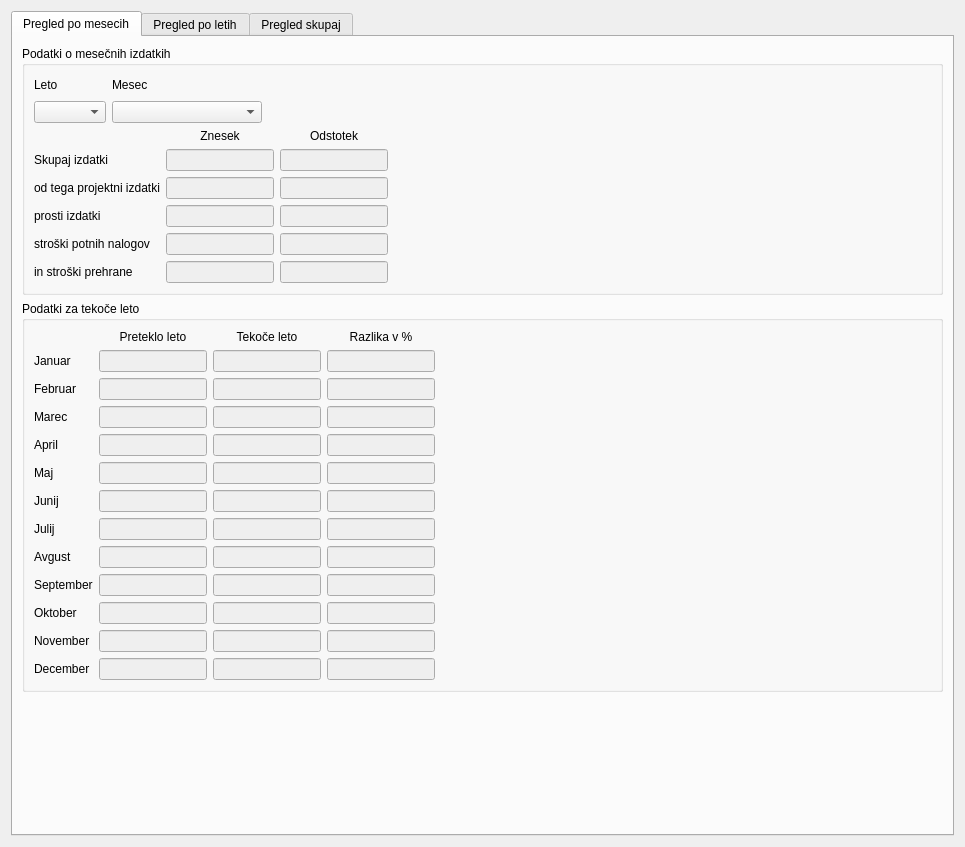
Old version of the form wid_izdatki.ui in the repository bubi-luka/BubiRacun.
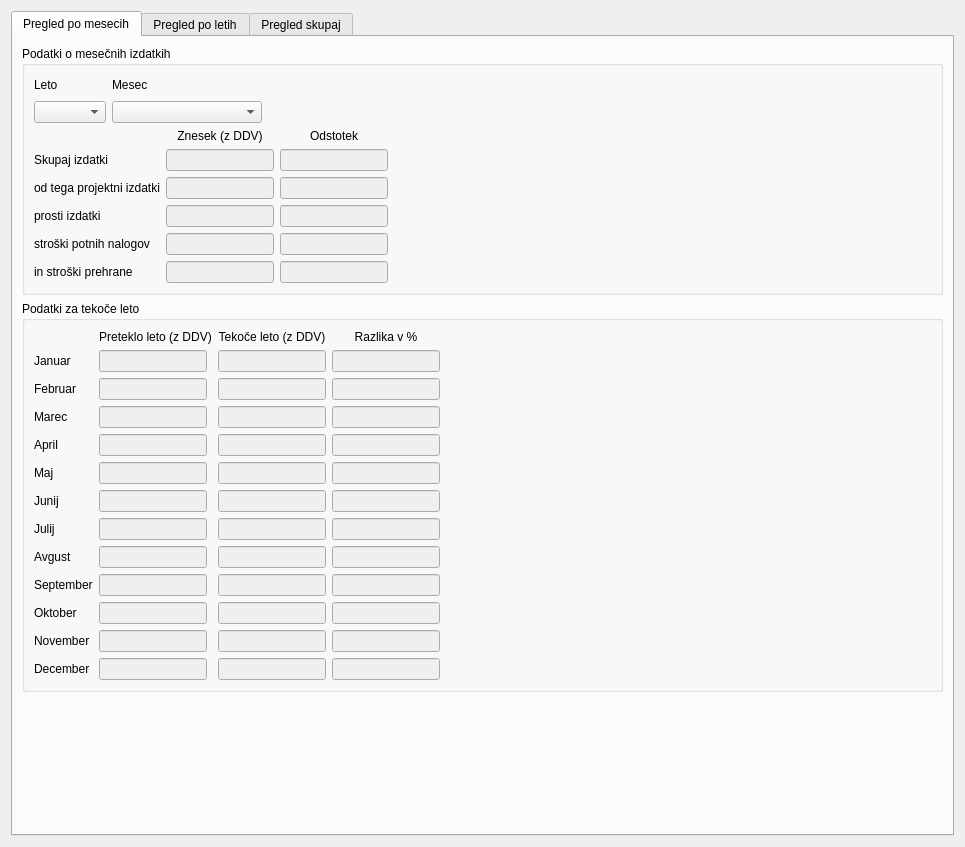
New version of the form.

Diff of the .ui file:
```diff
--- a/wid_izdatki.ui
+++ b/wid_izdatki.ui
@@ -194,7 +194,7 @@
             <item row="0" column="1">
              <widget class="QLabel" name="label_17">
               <property name="text">
-               <string>Znesek</string>
+               <string>Znesek (z DDV)</string>
               </property>
               <property name="alignment">
                <set>Qt::AlignCenter</set>
@@ -290,7 +290,7 @@
             <item row="0" column="1">
              <widget class="QLabel" name="label">
               <property name="text">
-               <string>Preteklo leto</string>
+               <string>Preteklo leto (z DDV)</string>
               </property>
               <property name="alignment">
                <set>Qt::AlignCenter</set>
@@ -676,7 +676,7 @@
             <item row="0" column="2">
              <widget class="QLabel" name="label_2">
               <property name="text">
-               <string>Tekoče leto</string>
+               <string>Tekoče leto (z DDV)</string>
               </property>
               <property name="alignment">
                <set>Qt::AlignCenter</set>
```
Left out of the diff: 6 changed lines with no effect on the pictures.
